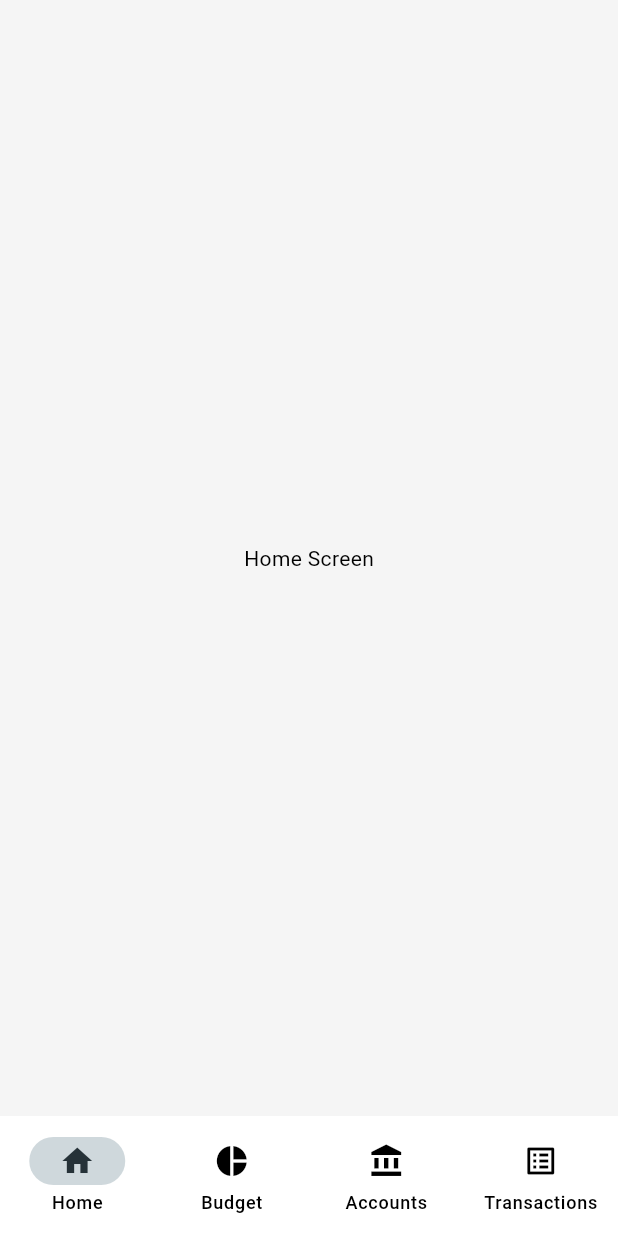
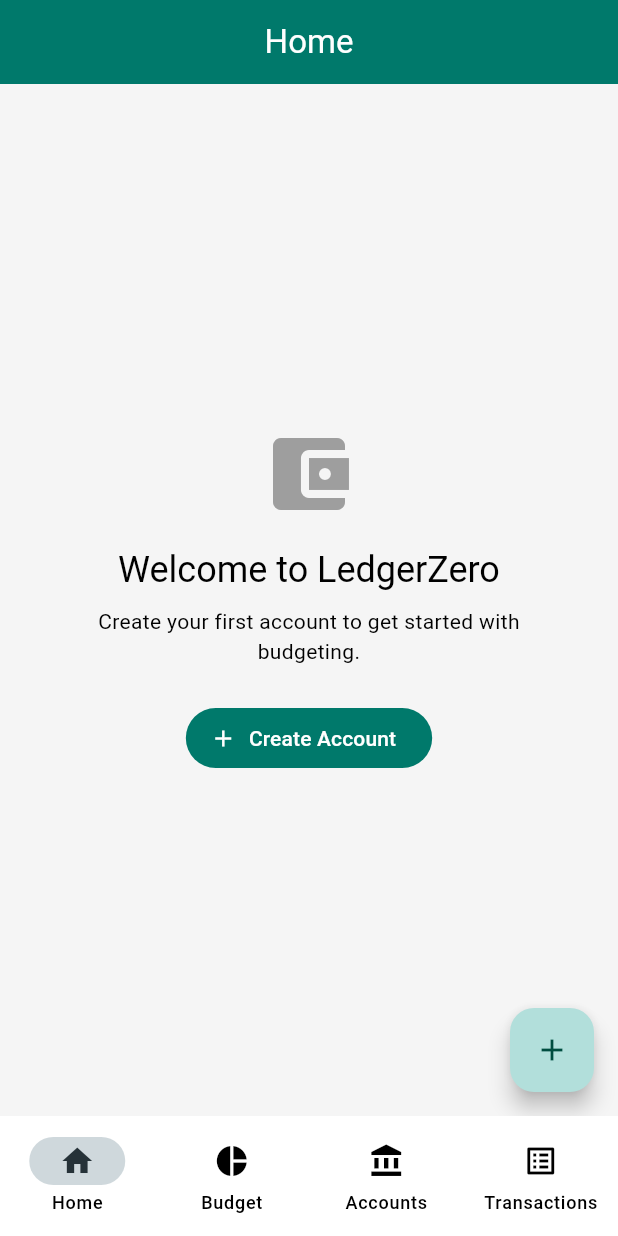
Before and after one commit to Sedocan87/LedgerZero, a Flutter app: the HomeScreen screen opened by its route, on a phone screen of 412 x 824 dp. Run offline on Flutter 3.47's test engine with Material 3 defaults, Android fonts, the phone set to English and light mode, and no system bars; our stand-ins replace drift, flutter_riverpod, go_router, shared_preferences; accounts and stored records are empty; generated files the repository leaves out were written again.

Commit message:
Implement Home Screen layout, widgets, and logic (Tasks 151-160)
- Created HomeScreen scaffold with AppBar and SafeArea.
- Implemented ToBeBudgetedWidget, DashboardStatsWidget, and RecentTransactionsWidget.
- Added HomeEmptyState for first-time users.
- Updated BudgetingService to include calculateTotalSpendingForMonth.
- Updated TransactionRepository and TransactionsDao to support limit in getTransactions/watchTransactions.
- Added localized strings for new widgets.
- Added comprehensive widget tests for HomeScreen and its components.
- Implemented pull-to-refresh on HomeScreen.

```diff
--- a/lib/domain/repositories/transaction_repository.dart
+++ b/lib/domain/repositories/transaction_repository.dart
@@ -55,8 +55,8 @@ abstract class TransactionRepository {
   Future<List<Transaction>> getSplitTransactions(String parentId);
 
   /// Retrieves transactions matching the provided filter and sorted by the provided sort options.
-  Future<List<Transaction>> getTransactions({TransactionFilter? filter, TransactionSort? sort});
+  Future<List<Transaction>> getTransactions({TransactionFilter? filter, TransactionSort? sort, int? limit});
 
   /// Watches transactions matching the provided filter and sorted by the provided sort options.
-  Stream<List<Transaction>> watchTransactions({TransactionFilter? filter, TransactionSort? sort});
+  Stream<List<Transaction>> watchTransactions({TransactionFilter? filter, TransactionSort? sort, int? limit});
 }
--- a/lib/l10n/app_localizations.dart
+++ b/lib/l10n/app_localizations.dart
@@ -121,6 +121,60 @@ abstract class AppLocalizations {
   /// In en, this message translates to:
   /// **'Transactions'**
   String get transactions;
+
+  /// Label for To Be Budgeted amount
+  ///
+  /// In en, this message translates to:
+  /// **'To Be Budgeted'**
+  String get toBeBudgeted;
+
+  /// Label for total income
+  ///
+  /// In en, this message translates to:
+  /// **'Total Income'**
+  String get totalIncome;
+
+  /// Label for total spending
+  ///
+  /// In en, this message translates to:
+  /// **'Total Spending'**
+  String get totalSpending;
+
+  /// Label for recent transactions section
+  ///
+  /// In en, this message translates to:
+  /// **'Recent Transactions'**
+  String get recentTransactions;
+
+  /// Message shown when there are no recent transactions
+  ///
+  /// In en, this message translates to:
+  /// **'No recent transactions'**
+  String get noRecentTransactions;
+
+  /// Tooltip for add transaction button
+  ///
+  /// In en, this message translates to:
+  /// **'Add Transaction'**
+  String get addTransaction;
+
+  /// Welcome message for new users
+  ///
+  /// In en, this message translates to:
+  /// **'Welcome to LedgerZero'**
+  String get welcomeToLedgerZero;
+
+  /// Message prompting user to create their first account
+  ///
+  /// In en, this message translates to:
+  /// **'Create your first account to get started with budgeting.'**
+  String get createFirstAccountMessage;
+
+  /// Button label to create an account
+  ///
+  /// In en, this message translates to:
+  /// **'Create Account'**
+  String get createAccount;
 }
 
 class _AppLocalizationsDelegate
--- a/lib/l10n/app_localizations_de.dart
+++ b/lib/l10n/app_localizations_de.dart
@@ -19,4 +19,32 @@ class AppLocalizationsDe extends AppLocalizations {
 
   @override
   String get transactions => 'Transaktionen';
+
+  @override
+  String get toBeBudgeted => 'To Be Budgeted';
+
+  @override
+  String get totalIncome => 'Total Income';
+
+  @override
+  String get totalSpending => 'Total Spending';
+
+  @override
+  String get recentTransactions => 'Recent Transactions';
+
+  @override
+  String get noRecentTransactions => 'No recent transactions';
+
+  @override
+  String get addTransaction => 'Add Transaction';
+
+  @override
+  String get welcomeToLedgerZero => 'Welcome to LedgerZero';
+
+  @override
+  String get createFirstAccountMessage =>
+      'Create your first account to get started with budgeting.';
+
+  @override
+  String get createAccount => 'Create Account';
 }
--- a/lib/l10n/app_localizations_en.dart
+++ b/lib/l10n/app_localizations_en.dart
@@ -19,4 +19,32 @@ class AppLocalizationsEn extends AppLocalizations {
 
   @override
   String get transactions => 'Transactions';
+
+  @override
+  String get toBeBudgeted => 'To Be Budgeted';
+
+  @override
+  String get totalIncome => 'Total Income';
+
+  @override
+  String get totalSpending => 'Total Spending';
+
+  @override
+  String get recentTransactions => 'Recent Transactions';
+
+  @override
+  String get noRecentTransactions => 'No recent transactions';
+
+  @override
+  String get addTransaction => 'Add Transaction';
+
+  @override
+  String get welcomeToLedgerZero => 'Welcome to LedgerZero';
+
+  @override
+  String get createFirstAccountMessage =>
+      'Create your first account to get started with budgeting.';
+
+  @override
+  String get createAccount => 'Create Account';
 }
--- a/lib/presentation/router/app_router.dart
+++ b/lib/presentation/router/app_router.dart
@@ -48,6 +48,12 @@ final routerProvider = Provider<GoRouter>((ref) {
         path: '/login',
         name: 'login',
         builder: (context, state) => const LoginScreen(),
+      ),
+      GoRoute(
+        path: '/add-transaction',
+        name: 'add-transaction',
+        parentNavigatorKey: _rootNavigatorKey,
+        builder: (context, state) => const Scaffold(body: Center(child: Text('Add Transaction Placeholder'))),
       ),
       StatefulShellRoute.indexedStack(
         builder: (context, state, navigationShell) {
--- a/lib/presentation/screens/home_screen.dart
+++ b/lib/presentation/screens/home_screen.dart
@@ -1,13 +1,71 @@
 import 'package:flutter/material.dart';
+import 'package:flutter_riverpod/flutter_riverpod.dart';
+import 'package:go_router/go_router.dart';
+import 'package:ledger_zero/l10n/app_localizations.dart';
+import 'package:ledger_zero/presentation/providers/repository_providers.dart';
+import 'package:ledger_zero/presentation/widgets/home/dashboard_stats_widget.dart';
+import 'package:ledger_zero/presentation/widgets/home/home_empty_state.dart';
+import 'package:ledger_zero/presentation/widgets/home/recent_transactions_widget.dart';
+import 'package:ledger_zero/presentation/widgets/home/to_be_budgeted_widget.dart';
 
-class HomeScreen extends StatelessWidget {
+final hasAccountsProvider = FutureProvider.autoDispose<bool>((ref) async {
+  final accounts = await ref.watch(accountRepositoryProvider).getAllAccounts();
+  return accounts.isNotEmpty;
+});
+
+class HomeScreen extends ConsumerWidget {
   const HomeScreen({super.key});
 
   @override
-  Widget build(BuildContext context) {
-    return const Scaffold(
-      body: Center(
-        child: Text('Home Screen'),
+  Widget build(BuildContext context, WidgetRef ref) {
+    final hasAccountsAsync = ref.watch(hasAccountsProvider);
+
+    return Scaffold(
+      appBar: AppBar(
+        title: Text(AppLocalizations.of(context)!.home),
+        centerTitle: true,
+      ),
+      body: SafeArea(
+        child: hasAccountsAsync.when(
+          data: (hasAccounts) {
+            if (!hasAccounts) {
+              return const HomeEmptyState();
+            }
+            return RefreshIndicator(
+              onRefresh: () async {
+                final now = DateTime.now();
+                final currentMonth = DateTime(now.year, now.month);
+
+                await Future.wait([
+                   ref.refresh(tbbProvider(currentMonth).future),
+                   ref.refresh(monthlyStatsProvider(currentMonth).future),
+                   ref.refresh(recentTransactionsProvider.future),
+                ]);
+              },
+              child: const SingleChildScrollView(
+                physics: AlwaysScrollableScrollPhysics(),
+                padding: EdgeInsets.all(16.0),
+                child: Column(
+                  crossAxisAlignment: CrossAxisAlignment.stretch,
+                  children: [
+                    ToBeBudgetedWidget(),
+                    SizedBox(height: 16),
+                    DashboardStatsWidget(),
+                    SizedBox(height: 16),
+                    RecentTransactionsWidget(),
+                  ],
+                ),
+              ),
+            );
+          },
+          loading: () => const Center(child: CircularProgressIndicator()),
+          error: (err, stack) => Center(child: Text('Error: $err')),
+        ),
+      ),
+      floatingActionButton: FloatingActionButton(
+        onPressed: () => context.push('/add-transaction'),
+        tooltip: AppLocalizations.of(context)!.addTransaction,
+        child: const Icon(Icons.add),
       ),
     );
   }
--- /dev/null
+++ b/lib/presentation/widgets/home/home_empty_state.dart
@@ -0,0 +1,41 @@
+import 'package:flutter/material.dart';
+import 'package:go_router/go_router.dart';
+import 'package:ledger_zero/l10n/app_localizations.dart';
+
+class HomeEmptyState extends StatelessWidget {
+  const HomeEmptyState({super.key});
+
+  @override
+  Widget build(BuildContext context) {
+    final l10n = AppLocalizations.of(context)!;
+    return Center(
+      child: Padding(
+        padding: const EdgeInsets.all(32.0),
+        child: Column(
+          mainAxisAlignment: MainAxisAlignment.center,
+          children: [
+            const Icon(Icons.account_balance_wallet, size: 64, color: Colors.grey),
+            const SizedBox(height: 16),
+            Text(
+              l10n.welcomeToLedgerZero,
+              style: Theme.of(context).textTheme.headlineSmall,
+              textAlign: TextAlign.center,
+            ),
+            const SizedBox(height: 8),
+            Text(
+              l10n.createFirstAccountMessage,
+              style: Theme.of(context).textTheme.bodyMedium,
+              textAlign: TextAlign.center,
+            ),
+            const SizedBox(height: 24),
+            FilledButton.icon(
+              onPressed: () => context.push('/accounts/add'),
+              icon: const Icon(Icons.add),
+              label: Text(l10n.createAccount),
+            ),
+          ],
+        ),
+      ),
+    );
+  }
+}
```
Also changed, not shown: lib/data/database/daos/transactions_dao.dart (+6 -2 lines), lib/data/repositories/transaction_repository_impl.dart (+4 -4 lines), lib/domain/services/budgeting_service.dart (+16 -0 lines), lib/l10n/app_en.arb (+36 -0 lines), lib/presentation/widgets/home/dashboard_stats_card.dart (added, +59 -0 lines), lib/presentation/widgets/home/dashboard_stats_widget.dart (added, +50 -0 lines), lib/presentation/widgets/home/recent_transactions_widget.dart (added, +95 -0 lines), lib/presentation/widgets/home/to_be_budgeted_widget.dart (added, +57 -0 lines), 1 other file.
